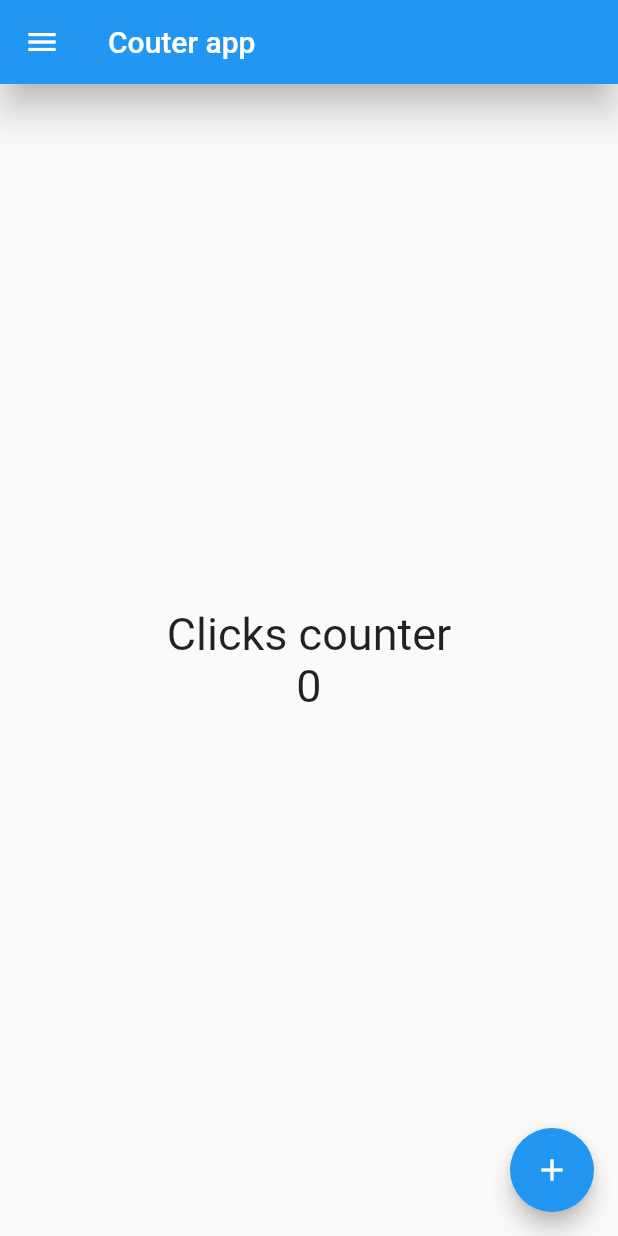
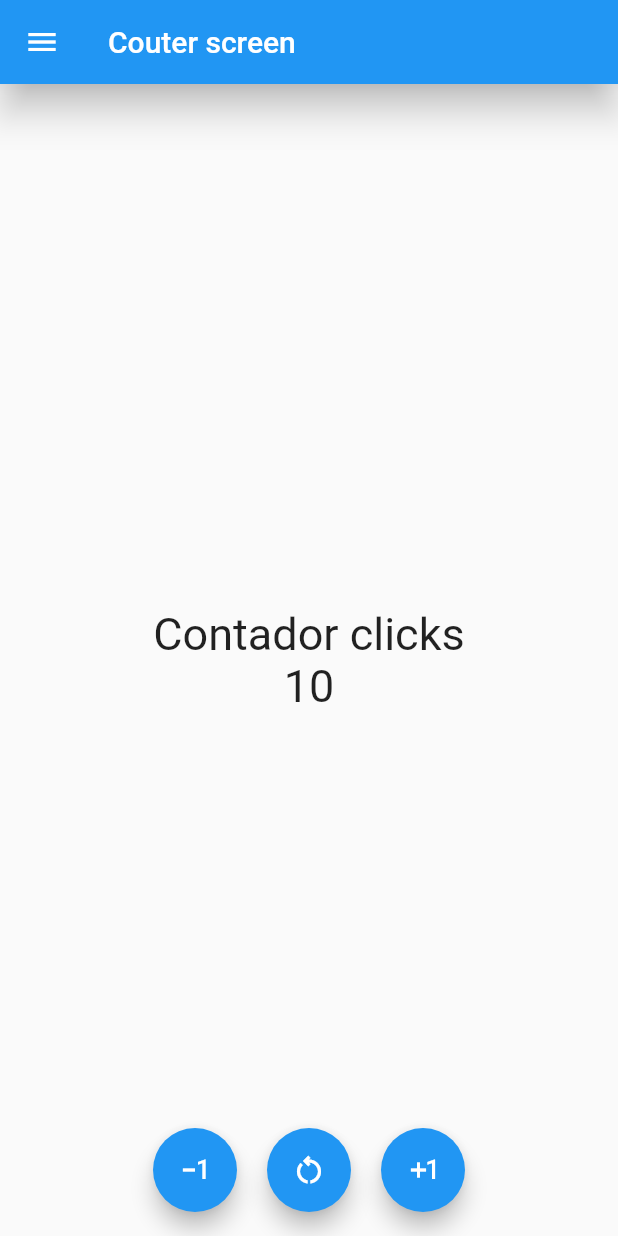
Before and after one commit to Djvash01/counter_app, a Flutter app: the screen it shows after launch, on a phone screen of 412 x 824 dp. Run offline on Flutter 3.47's test engine with Material 2 defaults, Android fonts, the phone set to English and light mode, and no system bars.

Commit message:
add calculator actions counter btn and set state

```diff
--- a/lib/main.dart
+++ b/lib/main.dart
@@ -1,3 +1,4 @@
+import 'package:counter_app/screens/counter_screen.dart';
 import 'package:flutter/material.dart';
 
 import 'package:counter_app/screens/home_screen.dart';
@@ -12,6 +13,6 @@ class MyApp extends StatelessWidget {
   @override
   Widget build(BuildContext context) {
     return const MaterialApp(
-        debugShowCheckedModeBanner: false, home: HomeScreen());
+        debugShowCheckedModeBanner: false, home: CounterScreen());
   }
 }
--- /dev/null
+++ b/lib/screens/counter_screen.dart
@@ -0,0 +1,86 @@
+import 'package:flutter/material.dart';
+
+class CounterScreen extends StatefulWidget {
+  const CounterScreen({Key? key}) : super(key: key);
+
+  @override
+  State<CounterScreen> createState() => _CounterScreenState();
+}
+
+class _CounterScreenState extends State<CounterScreen> {
+
+  int counter = 10;
+
+  @override
+  Widget build(BuildContext context) {
+    const TextStyle fontSize30 = TextStyle(fontSize: 30);
+
+    return Scaffold(
+      appBar: AppBar(
+        title: const Text('Couter screen'),
+        elevation: 10,
+      ),
+      drawer: Drawer(
+        backgroundColor: Colors.cyan,
+        child: ListView(
+          padding: EdgeInsets.zero,
+          children: const <Widget>[
+            UserAccountsDrawerHeader(
+                accountName: Text('david'),
+                accountEmail: Text('email.@email.com')),
+            ListTile(leading: Icon(Icons.message), title: Text('Messages')),
+            ListTile(
+              leading: Icon(Icons.message),
+              title: Text('Messages'),
+            ),
+            ListTile(
+              leading: Icon(Icons.message),
+              title: Text('Messages'),
+            ),
+          ],
+        ),
+      ),
+      body: Center(
+        child: Column(
+          mainAxisAlignment: MainAxisAlignment.center,
+          children: <Widget>[
+            const Text('Contador clicks', style: fontSize30),
+            Text('$counter', style: fontSize30),
+          ],
+        ),
+      ),
+      floatingActionButtonLocation: FloatingActionButtonLocation.centerFloat,
+      floatingActionButton: Row(
+        mainAxisAlignment: MainAxisAlignment.center,
+        children: [
+          FloatingActionButton(
+            child: const Icon(Icons.exposure_minus_1_outlined),
+            onPressed: () {
+              counter--;
+              setState(() {
+              });
+            },
+          ),
+          const SizedBox(width: 20,),
+          FloatingActionButton(
+            child: const Icon(Icons.restart_alt_outlined),
+            onPressed: () {
+              counter = 0;
+              setState(() {
+              });
+            },
+          ),
+          const SizedBox(width: 20,),
+          FloatingActionButton(
+            child: const Icon(Icons.exposure_plus_1_outlined),
+            onPressed: () {
+              counter++;
+              setState(() {
+              });
+            },
+          ),
+        ],
+      ),
+    );
+  }
+}
--- a/lib/screens/home_screen.dart
+++ b/lib/screens/home_screen.dart
@@ -5,8 +5,8 @@ class HomeScreen extends StatelessWidget {
 
   @override
   Widget build(BuildContext context) {
-
     const TextStyle fontSize30 = TextStyle(fontSize: 30);
+    int counter = 10;
 
     return Scaffold(
       appBar: AppBar(
@@ -19,15 +19,9 @@ class HomeScreen extends StatelessWidget {
           padding: EdgeInsets.zero,
           children: const <Widget>[
             UserAccountsDrawerHeader(
-              accountName: Text('david'),
-              accountEmail: Text('email.@email.com')
-            ),
-
-            ListTile(
-              leading: Icon(Icons.message),
-              title: Text('Messages'),
-              tileColor: Colors.red,
-            ),
+                accountName: Text('david'),
+                accountEmail: Text('email.@email.com')),
+            ListTile(leading: Icon(Icons.message), title: Text('Messages')),
             ListTile(
               leading: Icon(Icons.message),
               title: Text('Messages'),
@@ -42,16 +36,18 @@ class HomeScreen extends StatelessWidget {
       body: Center(
         child: Column(
           mainAxisAlignment: MainAxisAlignment.center,
-          children: const <Widget>[
-            Text('Clicks counter', style: fontSize30),
-            Text('0', style: fontSize30),
+          children: <Widget>[
+            const Text('Contador clicks', style: fontSize30),
+            Text('$counter', style: fontSize30),
           ],
         ),
       ),
       //floatingActionButtonLocation: FloatingActionButtonLocation.centerFloat,
       floatingActionButton: FloatingActionButton(
-        child:const Icon(Icons.add),
-        onPressed: () {},
+        child: const Icon(Icons.add),
+        onPressed: () {
+          counter++;
+        },
       ),
     );
   }
```
